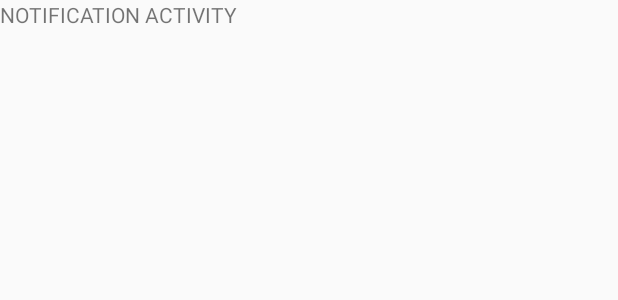
After one commit to manuchoudhary/RightNavigationApp, an Android app: the layout activity_notification.xml on its own in the app's theme, with its tools: preview values and no code run, on a phone screen of 412 x 824 dp. The commit adds this screen. Shown: the top 300 px of the screen. Run offline under Robolectric (Android 15) with nearby library versions, the phone set to English and light mode, and no system bars; network calls fail.

Commit message:
Third commit

```diff
--- a/app/build.gradle
+++ b/app/build.gradle
@@ -5,7 +5,7 @@ android {
     buildToolsVersion "24.0.0"
     defaultConfig {
         applicationId "com.example.manishchoudhary.rightnavigationapp"
-        minSdkVersion 15
+        minSdkVersion 19
         targetSdkVersion 24
         versionCode 1
         versionName "1.0"
--- /dev/null
+++ b/app/src/main/res/layout/activity_notification.xml
@@ -0,0 +1,13 @@
+<?xml version="1.0" encoding="utf-8"?>
+<RelativeLayout xmlns:android="http://schemas.android.com/apk/res/android"
+    xmlns:tools="http://schemas.android.com/tools"
+    android:id="@+id/activity_notification"
+    android:layout_width="match_parent"
+    android:layout_height="match_parent"
+    tools:context="com.example.manishchoudhary.rightnavigationapp.NotificationActivity">
+
+    <TextView
+        android:layout_width="wrap_content"
+        android:layout_height="wrap_content"
+        android:text="NOTIFICATION ACTIVITY" />
+</RelativeLayout>
```
Also changed, not shown: app/src/main/AndroidManifest.xml (+13 -1 lines), app/src/main/java/com/example/manishchoudhary/rightnavigationapp/AlarmReceiver.java (added, +51 -0 lines), app/src/main/java/com/example/manishchoudhary/rightnavigationapp/FeedListAdapter.java (+23 -0 lines), app/src/main/java/com/example/manishchoudhary/rightnavigationapp/NotificationActivity.java (added, +18 -0 lines).
